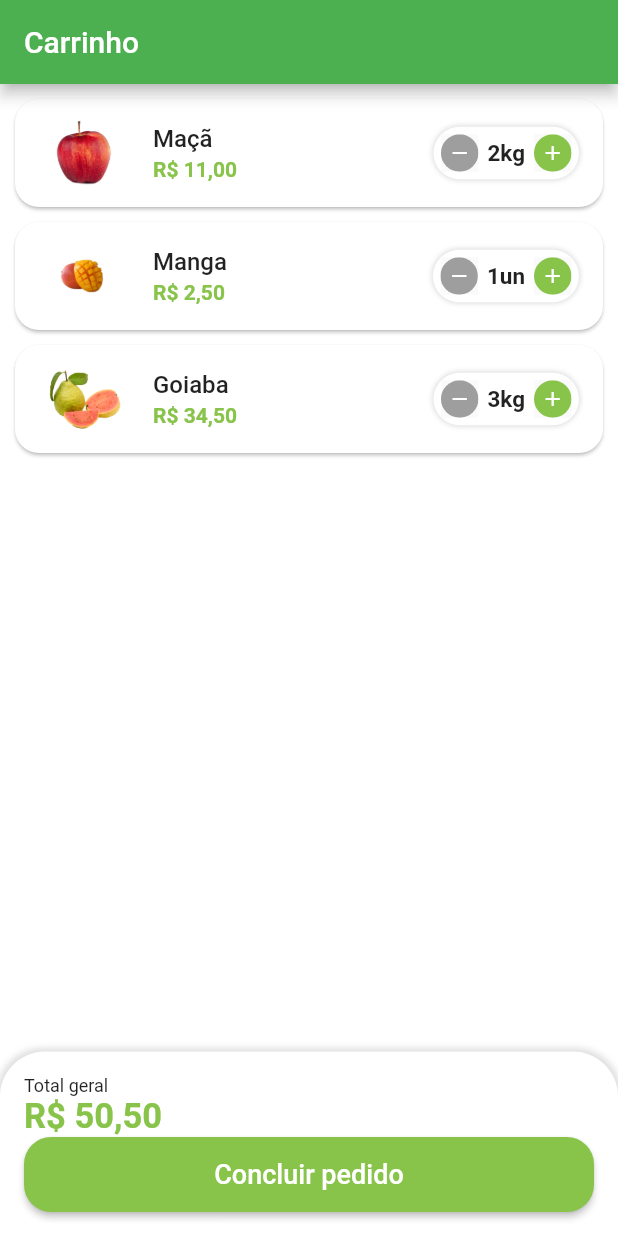
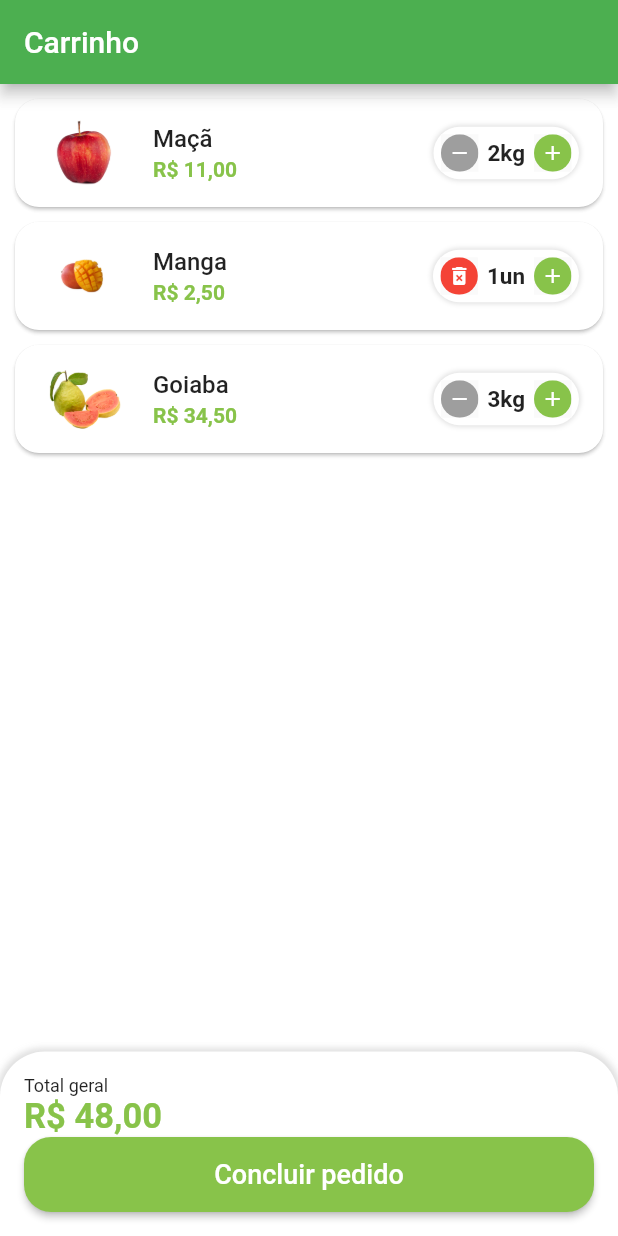
Before and after one commit to JoaoFelipeDev/Quitanda, a Flutter app: the CartTab screen opened directly, on a phone screen of 412 x 824 dp. Run offline on Flutter 3.47's test engine with Material 2 defaults, Android fonts, the phone set to English and light mode, and no system bars; our stand-ins replace animated_text_kit, badges, mask_text_input_formatter; missing offline and left inert: dart:ffi.

Commit message:
Terminada página de carrinho

```diff
--- a/lib/src/pages/cart/cart_tab.dart
+++ b/lib/src/pages/cart/cart_tab.dart
@@ -1,14 +1,36 @@
 import 'package:flutter/material.dart';
 import 'package:quitanda/src/config/custom_colors.dart';
+import 'package:quitanda/src/models/cart_item_model.dart';
 import 'package:quitanda/src/services/utils_services.dart';
 import 'package:quitanda/src/config/app_data.dart' as appData;
 
 import 'components/cart_tile.dart';
 
-class CartTab extends StatelessWidget {
-  CartTab({Key? key}) : super(key: key);
+class CartTab extends StatefulWidget {
+  const CartTab({Key? key}) : super(key: key);
 
+  @override
+  State<CartTab> createState() => _CartTabState();
+}
+
+class _CartTabState extends State<CartTab> {
   final UtilServices utilServices = UtilServices();
+
+  void removeItemFromCart(CartItemModel cartItem) {
+    setState(() {
+      appData.cartItens.remove(cartItem);
+    });
+  }
+
+  double cartTotalPrice() {
+    double total = 0;
+
+    for (var item in appData.cartItens) {
+      total += item.totalPrice();
+    }
+
+    return total;
+  }
 
   @override
   Widget build(BuildContext context) {
@@ -24,9 +46,11 @@ class CartTab extends StatelessWidget {
               itemBuilder: (_, index) {
                 return CartTile(
                   cartItem: appData.cartItens[index],
+                  remove: removeItemFromCart,
                 );
               },
-          )),
+            ),
+          ),
           const SizedBox(
             height: 20,
           ),
@@ -55,7 +79,7 @@ class CartTab extends StatelessWidget {
                   ),
                 ),
                 Text(
-                  utilServices.priceToCurrency(50.5),
+                  utilServices.priceToCurrency(cartTotalPrice()),
                   style: TextStyle(
                     fontSize: 23,
                     color: CustomColors.customSwatchColor,
@@ -71,7 +95,10 @@ class CartTab extends StatelessWidget {
                         borderRadius: BorderRadius.circular(18),
                       ),
                     ),
-                    onPressed: () {},
+                    onPressed: () async {
+                      bool? result = await showOrderConfirmation();
+                      print(result);
+                    },
                     child: const Text(
                       'Concluir pedido',
                       style: TextStyle(
@@ -87,4 +114,38 @@ class CartTab extends StatelessWidget {
       ),
     );
   }
+
+  Future<bool?> showOrderConfirmation() {
+    return showDialog<bool>(
+      context: context,
+      builder: (context) {
+        return AlertDialog(
+          shape: RoundedRectangleBorder(
+            borderRadius: BorderRadius.circular(20),
+          ),
+          title: const Text('Confirmação'),
+          content: const Text('Deseja realmente concluir o pedido?'),
+          actions: [
+            TextButton(
+              onPressed: () {
+                Navigator.of(context).pop(false);
+              },
+              child: const Text('Não'),
+            ),
+            ElevatedButton(
+              style: ElevatedButton.styleFrom(
+                shape: RoundedRectangleBorder(
+                  borderRadius: BorderRadius.circular(20),
+                ),
+              ),
+              onPressed: () {
+                Navigator.of(context).pop(true);
+              },
+              child: const Text('Sim'),
+            ),
+          ],
+        );
+      },
+    );
   }
+}
--- a/lib/src/pages/cart/components/cart_tile.dart
+++ b/lib/src/pages/cart/components/cart_tile.dart
@@ -6,9 +6,16 @@ import 'package:quitanda/src/models/cart_item_model.dart';
 import 'package:quitanda/src/pages/common_widgets/quantity_widget.dart';
 import 'package:quitanda/src/services/utils_services.dart';
 
-class CartTile extends StatelessWidget {
+class CartTile extends StatefulWidget {
   final CartItemModel cartItem;
-  CartTile({super.key, required this.cartItem});
+  final Function(CartItemModel) remove;
+  const CartTile({super.key, required this.cartItem, required this.remove});
+
+  @override
+  State<CartTile> createState() => _CartTileState();
+}
+
+class _CartTileState extends State<CartTile> {
   final UtilServices utilServices = UtilServices();
 
   @override
@@ -20,26 +27,37 @@ class CartTile extends StatelessWidget {
       ),
       child: ListTile(
         leading: Image.asset(
-          cartItem.item.imgUrl,
+          widget.cartItem.item.imgUrl,
           height: 60,
           width: 60,
         ),
         title: Text(
-          cartItem.item.itemName,
+          widget.cartItem.item.itemName,
           style: const TextStyle(
             fontWeight: FontWeight.w500,
           ),
         ),
         subtitle: Text(
-          utilServices.priceToCurrency(cartItem.totalPrice()),
+          utilServices.priceToCurrency(widget.cartItem.totalPrice()),
           style: TextStyle(
               color: CustomColors.customSwatchColor,
               fontWeight: FontWeight.bold),
         ),
         trailing: QuantityWidget(
-            value: cartItem.quantity,
-            suffixText: cartItem.item.unit,
-            result: (quantity) {}),
+          value: widget.cartItem.quantity,
+          suffixText: widget.cartItem.item.unit,
+          isRemovable: true,
+          result: (quantity) {
+            setState(() {
+              widget.cartItem.quantity = quantity;
+
+              if (quantity == 0) {
+                //Remover item do carrinho
+                widget.remove(widget.cartItem);
+              }
+            });
+          },
+        ),
       ),
     );
   }
--- a/lib/src/pages/common_widgets/quantity_widget.dart
+++ b/lib/src/pages/common_widgets/quantity_widget.dart
@@ -5,12 +5,14 @@ class QuantityWidget extends StatelessWidget {
   final int value;
   final String suffixText;
   final Function(int quantity) result;
-  const QuantityWidget({
-    Key? key,
-    required this.value,
-    required this.suffixText,
-    required this.result,
-  }) : super(key: key);
+  final bool isRemovable;
+  const QuantityWidget(
+      {Key? key,
+      required this.value,
+      required this.suffixText,
+      required this.result,
+      this.isRemovable = false})
+      : super(key: key);
 
   @override
   Widget build(BuildContext context) {
@@ -30,17 +32,18 @@ class QuantityWidget extends StatelessWidget {
         mainAxisSize: MainAxisSize.min,
         children: [
           _QuantityButton(
-            icon: Icons.remove,
-            color: Colors.grey,
+            icon:
+                !isRemovable || value > 1 ? Icons.remove : Icons.delete_forever,
+            color: !isRemovable || value > 1 ? Colors.grey : Colors.red,
             onPress: () {
-              if (value == 1) return;
+              if (value == 1 && !isRemovable) return;
               int resultCount = value - 1;
 
               result(resultCount);
             },
           ),
           Padding(
-            padding: EdgeInsets.symmetric(horizontal: 6),
+            padding: const EdgeInsets.symmetric(horizontal: 6),
             child: Text(
               '$value$suffixText',
               style: const TextStyle(fontSize: 15, fontWeight: FontWeight.bold),
```
Also changed, not shown: lib/main.dart (+7 -6 lines), lib/src/config/app_data.dart (+8 -0 lines), lib/src/models/user_model.dart (added, +15 -0 lines). Lines whose indentation alone changed are shown as unchanged.
